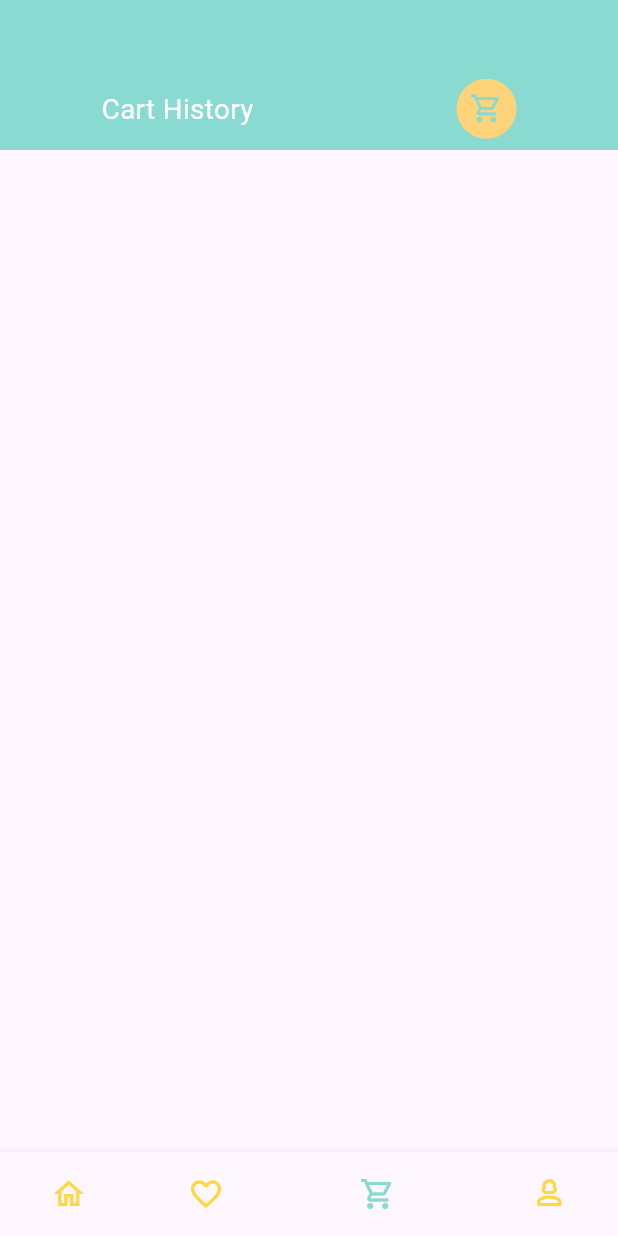
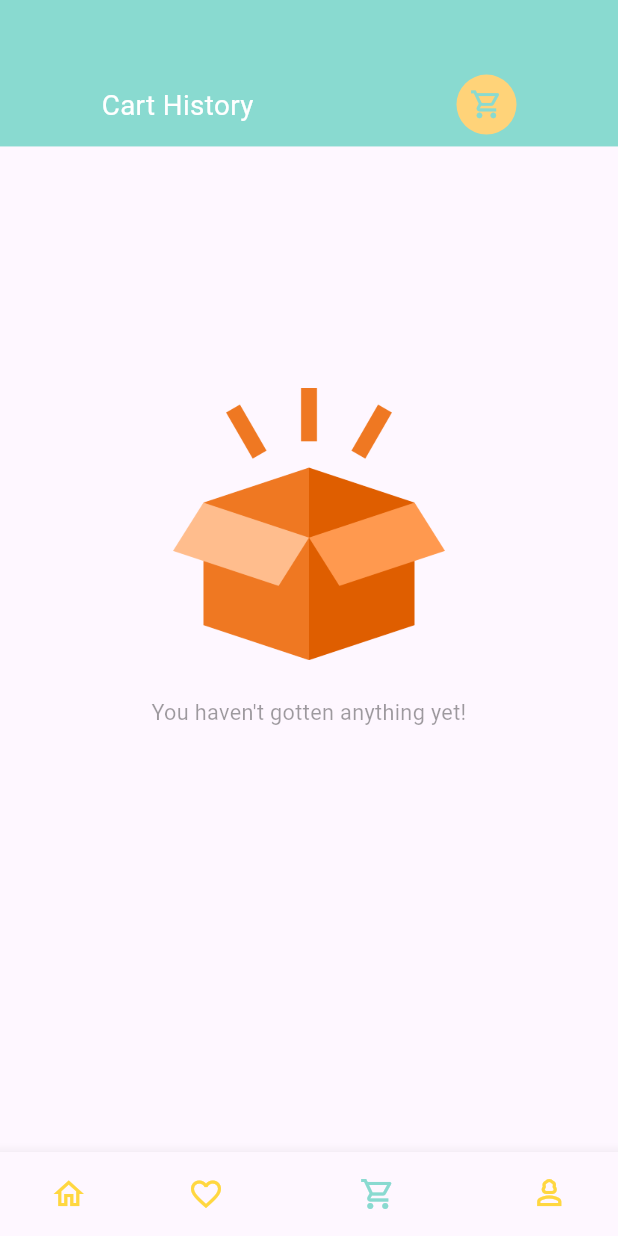
Before and after one commit to yungdavo/e-chow, a Flutter app: the screen it shows after launch, item 3 of the bottom bar chosen, on a phone screen of 412 x 824 dp. Run offline on Flutter 3.47's test engine with Material 3 defaults, Android fonts, the phone set to English and light mode, and no system bars; our stand-ins replace dots_indicator, get, shared_preferences; network calls fail.

Commit message:
cart page and history page updated

```diff
--- /dev/null
+++ b/lib/base/no_data_page.dart
@@ -0,0 +1,34 @@
+import 'package:flutter/material.dart';
+
+class NoDataPage extends StatelessWidget {
+  final String text;
+  final String imgPath;
+  const NoDataPage({super.key, required this.text,
+    this.imgPath="assets/images/empty_cart.png"});
+
+  @override
+  Widget build(BuildContext context) {
+    return Column(
+      mainAxisAlignment: MainAxisAlignment.center,
+      crossAxisAlignment: CrossAxisAlignment.stretch,
+      children: [
+        Image.asset(
+          imgPath,
+          height: MediaQuery.of(context).size.height*0.22,
+          width: MediaQuery.of(context).size.width*0.22,
+        ),
+        SizedBox(
+          height: MediaQuery.of(context).size.height*0.03,
+        ),
+        Text(
+            text,
+            style: TextStyle(
+              fontSize: MediaQuery.of(context).size.height*0.0175,
+              color: Theme.of(context).disabledColor
+            ),
+          textAlign: TextAlign.center,
+        ),
+      ],
+    );
+  }
+}
--- a/lib/pages/Cart/cart_history.dart
+++ b/lib/pages/Cart/cart_history.dart
@@ -1,3 +1,6 @@
+import 'dart:convert';
+
+import 'package:e_Chow/base/no_data_page.dart';
 import 'package:e_Chow/controllers/cart_controller.dart';
 import 'package:e_Chow/utils/app_constants.dart';
 import 'package:e_Chow/utils/colors.dart';
@@ -6,7 +9,9 @@ import 'package:e_Chow/widgets/big_text.dart';
 import 'package:e_Chow/widgets/small_text.dart';
 import 'package:flutter/material.dart';
 import 'package:get/get.dart';
-
+import 'package:intl/intl.dart';
+import '../../models/cart_model.dart';
+import '../../routes/route_helper.dart';
 import '../../utils/dimensions.dart';
 
 class CartHistory extends StatelessWidget {
@@ -15,7 +20,7 @@ class CartHistory extends StatelessWidget {
   @override
   Widget build(BuildContext context) {
 
-    var getCartHistoryList = Get.find<CartController>().getCartHistoryList();
+    var getCartHistoryList = Get.find<CartController>().getCartHistoryList().reversed.toList();
     Map<String, int> cartItemsPerOrder = Map();
 
     for(int i=0; i<getCartHistoryList.length; i++){
@@ -28,22 +33,37 @@ class CartHistory extends StatelessWidget {
       }
     }
 
-    List <int> cartOrderTimeToList(){
+    List <int> cartItemsPerOrderToList(){
       return cartItemsPerOrder.entries.map((e) => e.value).toList();
     }
 
-    List <int> itemsPerOrder = cartOrderTimeToList();
+    List <String> cartOrderTimeToList(){
+      return cartItemsPerOrder.entries.map((e) => e.key).toList();
+    }
+
+    List <int> itemsPerOrder = cartItemsPerOrderToList();
     var listCounter=0;
+
+    Widget timeWidget (int index){
+      var outputDate = DateTime.now().toString();
+      if(index<getCartHistoryList.length){
+        DateTime parseDate =  DateFormat("yyyy-MM-dd HH:mm:ss").parse(getCartHistoryList[listCounter].time!);
+        var inputDate = DateTime.parse(parseDate.toString());
+        var outputFormat = DateFormat("MM/dd/yyyy hh:mm a");
+        outputDate = outputFormat.format(inputDate);
+      }
+      return BigText(text:outputDate);
+    }
 
     return Scaffold(
 
       body: Column(
         children: [
             Container(
-              height: 100,
+              height: Dimensions.height10*10,
               color: AppColors.mainColor,
               width: double.maxFinite,
-              padding: EdgeInsets.only(top: 45),
+              padding: EdgeInsets.only(top: Dimensions.height45),
               child: Row(
                 mainAxisAlignment: MainAxisAlignment.spaceAround,
                 children: [
@@ -59,6 +79,8 @@ class CartHistory extends StatelessWidget {
                 ],
               ),
             ),
+            GetBuilder<CartController>(builder: (_cartController){
+              return _cartController.getCartHistoryList().length>0?
               Expanded(
                   child: Container(
                   margin: EdgeInsets.only(
@@ -73,16 +95,14 @@ class CartHistory extends StatelessWidget {
                       children: [
                         for(int i=0; i<itemsPerOrder.length; i++)
                           Container(
-                            height: 120,
+                            height: Dimensions.height45*3,
                             margin: EdgeInsets.only(
                                 bottom: Dimensions.height20
                             ),
                             child: Column(
                               crossAxisAlignment: CrossAxisAlignment.start,
                               children: [
-                                BigText(
-                                    text: getCartHistoryList[listCounter].time!,
-                                ),
+                                timeWidget(listCounter),
                                 SizedBox(height: Dimensions.height10,),
                                 Row(
                                   mainAxisAlignment: MainAxisAlignment.spaceBetween,
@@ -94,8 +114,8 @@ class CartHistory extends StatelessWidget {
                                           listCounter++;
                                         }
                                         return index<=2? Container(
-                                          height: 80,
-                                          width: 80,
+                                          height: Dimensions.height20*4,
+                                          width: Dimensions.width20*4,
                                           margin: EdgeInsets.only(
                                               right: Dimensions.width10/2
                                           ),
@@ -113,7 +133,7 @@ class CartHistory extends StatelessWidget {
                                       ),
                                     ),
                                     Container(
-                                      height: 70,
+                                      height: Dimensions.height20*4,
                                       child: Column(
                                         mainAxisAlignment: MainAxisAlignment.spaceEvenly,
                                         crossAxisAlignment: CrossAxisAlignment.end,
@@ -123,15 +143,29 @@ class CartHistory extends StatelessWidget {
                                             color: AppColors.titleColor,
                                           ),
                                           BigText(
-                                                text: itemsPerOrder[i].toString()+" Items",
+                                            text: itemsPerOrder[i].toString()+" Item(s)",
                                             color: AppColors.titleColor,
                                           ),
-                                            Container(
+                                          GestureDetector(
+                                            onTap: (){
+                                              var orderTime = cartOrderTimeToList();
+                                              Map<int, CartModel> moreOrder = {};
+                                              for (int j=0; j<getCartHistoryList.length; j++){
+                                                if (getCartHistoryList[j].time==orderTime[i]){
+                                                  moreOrder.putIfAbsent(getCartHistoryList[j].id!, () =>
+                                                      CartModel.fromJson(jsonDecode(jsonEncode(getCartHistoryList[j])))
+                                                  );
+                                                }
+                                              }
+                                              Get.find<CartController>().setItems = moreOrder;
+                                              Get.find<CartController>().addToCartList();
+                                              Get.toNamed(RouteHelper.getCartPage());
+                                            },
+                                            child: Container(
                                               padding: EdgeInsets.symmetric(
                                                 horizontal: Dimensions.width10,
                                                 vertical: Dimensions.height10/2,
                                               ),
-
                                               decoration: BoxDecoration(
                                                 borderRadius: BorderRadius.circular(Dimensions.radius15/3),
                                                 border: Border.all(width: 1,color: AppColors.mainColor),
@@ -139,6 +173,7 @@ class CartHistory extends StatelessWidget {
                                               child: SmallText(
                                                 text: "one more",
                                                 color: AppColors.mainColor,
+                                              ),
                                             ),
                                           )
                                         ],
@@ -152,8 +187,17 @@ class CartHistory extends StatelessWidget {
                       ],
                     ),
                   ),
+                ))
+                  :SizedBox(
+                      height: MediaQuery.of(context).size.height/1.5,
+                      child: const Center(
+                        child: NoDataPage(
+                        text: "You haven't gotten anything yet!",
+                        imgPath: "assets/images/empty_box.png"
                 ),
                       ),
+              );
+            })
         ],
       ),
     );
--- a/lib/utils/app_constants.dart
+++ b/lib/utils/app_constants.dart
@@ -1,8 +1,9 @@
 class AppConstants{
+
   static const String APP_NAME= "e-CHOW";
   static const int APP_VERSION = 1;
 
-  static const String BASE_URL= "https://mvs.bslmeiyu.com";
+  static const String BASE_URL= "http://127.0.0.1:8000"; //"https://mvs.bslmeiyu.com"
   static const String POPULAR_PRODUCT_URI = "/api/v1/products/popular" ;
   static const String RECOMMENDED_PRODUCT_URI = "/api/v1/products/recommended" ;
 
@@ -12,4 +13,5 @@ class AppConstants{
   static const String CART_LIST = "cart-list";
 
   static const String CART_HISTORY_LIST = "cart-history-list";
+
 }
--- a/pubspec.yaml
+++ b/pubspec.yaml
@@ -18,7 +18,7 @@ dependencies:
   dots_indicator: ^2.0.0
   persistent_bottom_nav_bar: ^4.0.2
   shared_preferences: ^2.0.11
-
+  intl: ^0.19.0
 
 
   cupertino_icons: ^1.0.2
```
Also changed, not shown: lib/controllers/cart_controller.dart (+10 -0 lines), lib/pages/Cart/cart_page.dart (+15 -5 lines), lib/pages/home/main_food_page.dart (+13 -3 lines), pubspec.lock. Lines whose indentation alone changed are shown as unchanged.
